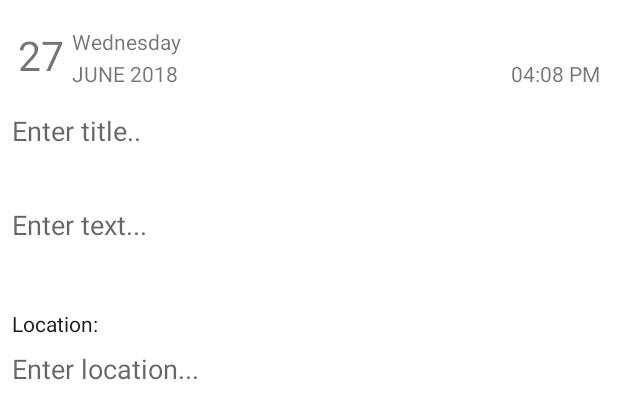
After one commit to rajeman/My-Journal, an Android app: the layout journal_entry_layout.xml on its own in the app's theme, with its tools: preview values and no code run, on a phone screen of 412 x 824 dp. The commit adds this screen. Shown: the top 419 px of the screen. Run offline under Robolectric (Android 15) with nearby library versions, the phone set to English and light mode, and no system bars.

Commit message:
add text upload capability

```diff
--- a/app/src/main/res/layout/item_journal_entries.xml
+++ b/app/src/main/res/layout/item_journal_entries.xml
@@ -12,6 +12,8 @@
         android:paddingLeft="8dp"
         android:paddingRight="12dp"
         android:paddingStart="8dp"
+        android:layout_marginTop="4dp"
+        android:layout_marginBottom="2dp"
         android:paddingTop="5dp">
 
         <LinearLayout
@@ -69,7 +71,7 @@
                 tools:text="A very Good Day" />
 
             <TextView
-                android:id="@+id/entry_text"
+                android:id="@+id/entry_text_summary"
                 android:layout_width="wrap_content"
                 android:layout_height="wrap_content"
                 android:gravity="center_horizontal"
@@ -122,6 +124,7 @@ for my self" />
                 android:layout_width="wrap_content"
                 android:layout_height="wrap_content"
                 android:layout_gravity="center_vertical"
+                android:id="@+id/entry_image_view"
                 android:adjustViewBounds="true"
                 android:maxHeight="100dp"
                 android:maxWidth="100dp"
--- /dev/null
+++ b/app/src/main/res/layout/journal_entry_layout.xml
@@ -0,0 +1,124 @@
+<?xml version="1.0" encoding="utf-8"?>
+<layout xmlns:tools="http://schemas.android.com/tools">
+
+    <LinearLayout xmlns:android="http://schemas.android.com/apk/res/android"
+        android:layout_width="match_parent"
+        android:layout_height="match_parent"
+        android:background="@color/icons"
+        android:orientation="vertical">
+
+        <ImageView
+            android:id="@+id/entry_image"
+            android:layout_width="match_parent"
+            android:layout_height="wrap_content"
+            android:adjustViewBounds="true"
+            />
+
+        <RelativeLayout
+            android:layout_width="match_parent"
+            android:layout_height="wrap_content"
+            android:layout_marginTop="18dp">
+
+            <TextView
+                android:id="@+id/entry_day_text_view"
+                android:layout_width="wrap_content"
+                android:layout_height="wrap_content"
+                android:layout_alignParentLeft="true"
+                android:layout_alignParentStart="true"
+                android:layout_marginLeft="12dp"
+                android:layout_marginStart="12dp"
+                android:textSize="27sp"
+                tools:text="27" />
+
+            <TextView
+                android:id="@+id/entry_wk_day_text_view"
+                android:layout_width="wrap_content"
+                android:layout_height="wrap_content"
+                android:layout_alignTop="@+id/entry_day_text_view"
+                android:layout_marginLeft="5dp"
+                android:layout_marginStart="5dp"
+                android:layout_toRightOf="@+id/entry_day_text_view"
+                android:layout_toEndOf="@+id/entry_day_text_view"
+                tools:text="Wednesday" />
+
+            <TextView
+                android:id="@+id/entry_month_year_text_view"
+                android:layout_width="wrap_content"
+                android:layout_height="wrap_content"
+                android:layout_alignLeft="@+id/entry_wk_day_text_view"
+                android:layout_below="@+id/entry_wk_day_text_view"
+                android:layout_marginTop="2dp"
+                android:layout_toRightOf="@+id/entry_day_text_view"
+                android:layout_toEndOf="@+id/entry_day_text_view"
+                tools:text="JUNE 2018" />
+            <TextView
+                android:layout_width="wrap_content"
+                android:layout_height="wrap_content"
+                android:id="@+id/entry_time_text_view"
+                android:layout_alignParentRight="true"
+                android:layout_alignParentEnd="true"
+                android:layout_marginRight="12dp"
+                android:layout_marginEnd="12dp"
+               android:layout_alignBottom="@+id/entry_month_year_text_view"
+                tools:text="04:08 PM"/>
+        </RelativeLayout>
+
+        <EditText
+            android:layout_width="match_parent"
+            android:layout_height="wrap_content"
+            android:id="@+id/entry_title_edit_text"
+            android:layout_marginTop="16dp"
+            android:paddingStart="8dp"
+            android:paddingLeft="8dp"
+            android:paddingEnd="8dp"
+            android:paddingRight="8dp"
+            android:textColor="@color/primary_text"
+            android:minHeight="25dp"
+            android:hint="@string/entry_title_hint"
+            android:background="@android:color/transparent"
+            android:imeOptions="actionDone"
+            android:inputType="none"
+            android:maxLines="1"/>
+
+        <EditText
+            android:layout_width="match_parent"
+            android:layout_height="wrap_content"
+            android:id="@+id/entry_text_edit_text"
+            android:layout_marginTop="10dp"
+            android:paddingStart="8dp"
+            android:paddingLeft="8dp"
+            android:paddingEnd="8dp"
+            android:paddingRight="8dp"
+            android:textColor="@color/secondary_text"
+            android:minHeight="80dp"
+            android:hint="@string/entry_text_hint"
+            android:inputType="none"
+            android:background="@android:color/transparent" />
+        <TextView
+            android:layout_width="wrap_content"
+            android:layout_height="wrap_content"
+            android:layout_marginTop="16dp"
+            android:paddingStart="8dp"
+            android:paddingLeft="8dp"
+            android:paddingEnd="8dp"
+            android:paddingRight="8dp"
+            android:textColor="@color/primary_text"
+            android:text="@string/entry_location_text_view"/>
+        <EditText
+            android:layout_width="match_parent"
+            android:layout_height="wrap_content"
+            android:id="@+id/entry_location_edit_text"
+            android:layout_marginTop="8dp"
+            android:paddingStart="8dp"
+            android:paddingLeft="8dp"
+            android:paddingEnd="8dp"
+            android:paddingRight="8dp"
+            android:textColor="@color/secondary_text"
+            android:minHeight="25dp"
+            android:maxLines="1"
+            android:hint="@string/entry_location_hint"
+            android:inputType="none"
+            android:background="@android:color/transparent" />
+    </LinearLayout>
+
+</layout>
--- a/app/src/main/res/values/strings.xml
+++ b/app/src/main/res/values/strings.xml
@@ -4,4 +4,9 @@
     <string name="user_uid_key">USER_UID</string>
     <string name="fetching_data">Fetching Data...</string>
     <string name="network_error">Network Error</string>
+    <string name="time_stamp">TimeStamp</string>
+    <string name="entry_title_hint">Enter title..</string>
+    <string name="entry_text_hint">Enter text...</string>
+    <string name="entry_location_hint">Enter location...</string>
+    <string name="entry_location_text_view">Location:</string>
 </resources>
```
Also changed, not shown: app/src/main/java/com/rajeman/myjournal/AddEntryFragment.java (added, +59 -0 lines), app/src/main/java/com/rajeman/myjournal/AppViewModel.java (+34 -4 lines), app/src/main/java/com/rajeman/myjournal/EntriesAdapter.java (added, +79 -0 lines), app/src/main/java/com/rajeman/myjournal/JournalEntriesFragment.java (+23 -6 lines), app/src/main/java/com/rajeman/myjournal/MainActivity.java (+17 -2 lines), app/src/main/java/com/rajeman/myjournal/SingleLiveEvent.java (added, +49 -0 lines), app/src/main/java/com/rajeman/myjournal/UserEntry.java (+82 -0 lines), app/src/main/res/layout/journal_entries_recycler_view.xml (+18 -2 lines), app/src/main/res/values/dimens.xml (added, +7 -0 lines).
